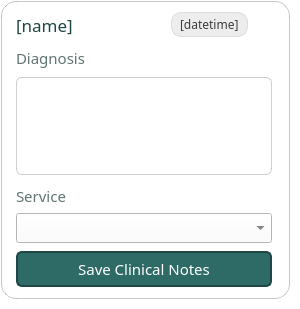
Qt form ui/item_treatment.ui (karlito20/AdoraFlowProject) before a commit.
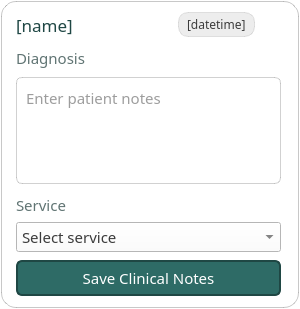
The same form after that commit.

The edit to the form file:
```diff
--- a/ui/item_treatment.ui
+++ b/ui/item_treatment.ui
@@ -510,10 +510,10 @@
     <number>1</number>
    </property>
    <property name="rightMargin">
-    <number>10</number>
+    <number>1</number>
    </property>
    <property name="bottomMargin">
-    <number>10</number>
+    <number>1</number>
    </property>
    <item>
     <widget class="QWidget" name="container" native="true">
@@ -858,6 +858,9 @@
 background: white;
 padding: 5px;</string>
            </property>
+           <property name="placeholderText">
+            <string>Enter patient notes</string>
+           </property>
           </widget>
          </item>
         </layout>
@@ -912,6 +915,9 @@
             <string notr="true">padding-left: 5px;
 background: white;</string>
            </property>
+           <property name="placeholderText">
+            <string>Select service</string>
+           </property>
           </widget>
          </item>
         </layout>
```
